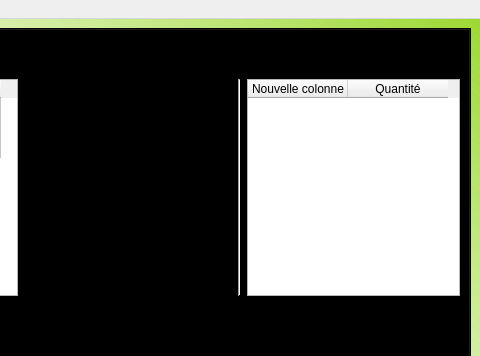
Above: mainwindow.ui from bsellier/lpc before the change; both pictures show x 322 to 802 and y 0 to 356 of the 802 by 600 pixel window. Below: the same form after it.
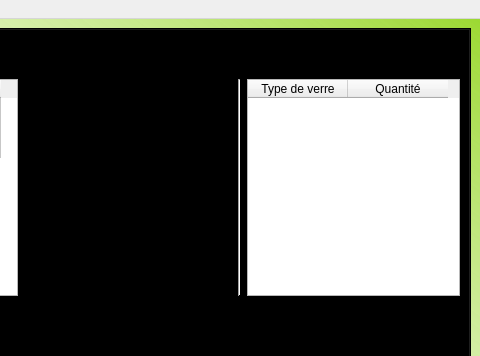
That is the form after the change.

The edit to the form file:
```diff
--- a/mainwindow.ui
+++ b/mainwindow.ui
@@ -532,7 +532,7 @@
               </attribute>
               <column>
                <property name="text">
-                <string>Nouvelle colonne</string>
+                <string>Type de verre</string>
                </property>
               </column>
               <column>
```
